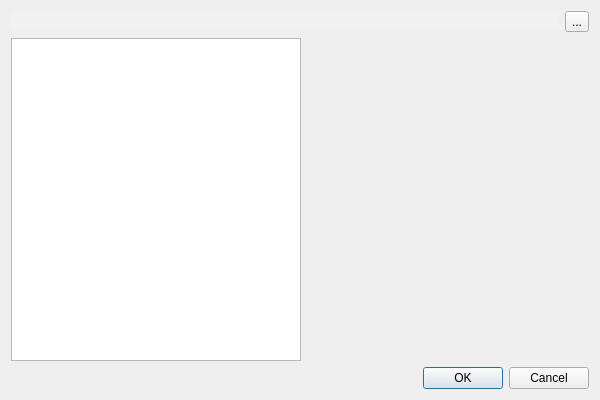
Qt form Dialoge/dialog_open.ui (mikejg/CamHelper) before a commit.
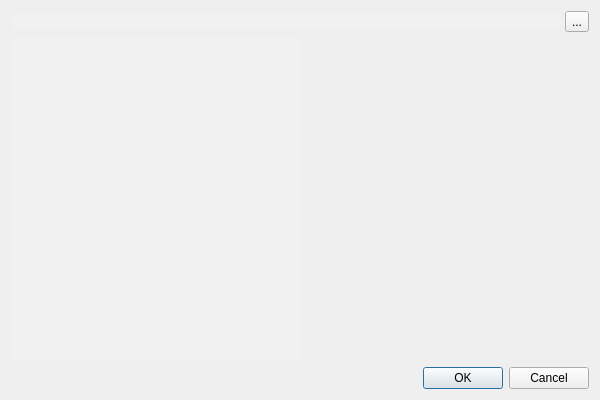
The same form after that commit. Icons and pictures are not drawn. Custom widgets are drawn as their Qt base class.

```diff
--- a/Dialoge/dialog_open.ui
+++ b/Dialoge/dialog_open.ui
@@ -36,7 +36,76 @@
 QLineEdit:focus{color:rgb(192,192,192);
                              border: 1px solid;
                              border-color: rgb(0, 128, 0);
-                            selection-background-color: rgb(40, 76, 117);}</string>
+                            selection-background-color: rgb(40, 76, 117);}
+
+QListView {color:rgb(160,160,160);
+                  background-color: rgba(255, 255, 255,32);
+                  border-radius:5px;
+      			 /*show-decoration-selected: 1; /* make the selection span the entire width of the view */
+}
+
+QListView:focus{color:rgb(192,192,192);
+                             /*border: 1px solid;
+                             border-color: rgb(0, 128, 0);*/
+                            selection-background-color: rgb(40, 76, 117);}
+
+/*QListView::item:alternate {
+    background: #EEEEEE;
+}*/
+
+QListView::item:selected {
+	 background: rgb(128,128,192);
+    /*border: 1px solid #6a6ea9;*/
+}
+
+QListView::item:selected:!active {
+	 background: rgb(128,128,192);
+    /*background: qlineargradient(x1: 0, y1: 0, x2: 0, y2: 1,
+                                stop: 0 #ABAFE5, stop: 1 #8588B2);*/
+}
+
+QListView::item:selected:active {
+	 background: rgb(128,128,192);
+    /*background: qlineargradient(x1: 0, y1: 0, x2: 0, y2: 1,
+                                stop: 0 #6a6ea9, stop: 1 #888dd9);*/
+}
+
+QListView::item:hover {
+    color:rgb(255,255,255);
+    background: rgb(128,192,128);
+}
+
+QScrollBar:vertical {
+    border: 1px solid #999999;
+    background: rgba(255, 255, 255,32);
+    width: 12px; /* Breite der Scrollbar */
+    margin: 0px 0px 0px 0px;
+    border-radius: 6px; /* Abrundung der Scrollbar-Leiste */
+}
+
+QScrollBar::handle:vertical {
+    background: rgb(128,128,192);/*#a0a0a0; /* Farbe des Scrollbar-Griffs */
+    min-height: 20px;
+    border-radius: 5px; /* Abrundung des Griffs */
+}
+
+QScrollBar::add-line:vertical {
+    border: none;
+    background: none;
+}
+
+QScrollBar::sub-line:vertical {
+    border: none;
+    background: none;
+}
+
+QScrollBar::up-arrow:vertical, QScrollBar::down-arrow:vertical {
+    border: none;
+    background: none;
+    color: none;
+}
+
+/*QToolButton{background-color: rgba(0, 0, 0,0);}*/</string>
   </property>
   <layout class="QVBoxLayout" name="verticalLayout">
    <item>
```
Left out of the diff: 2 changed lines with no effect on the pictures.
